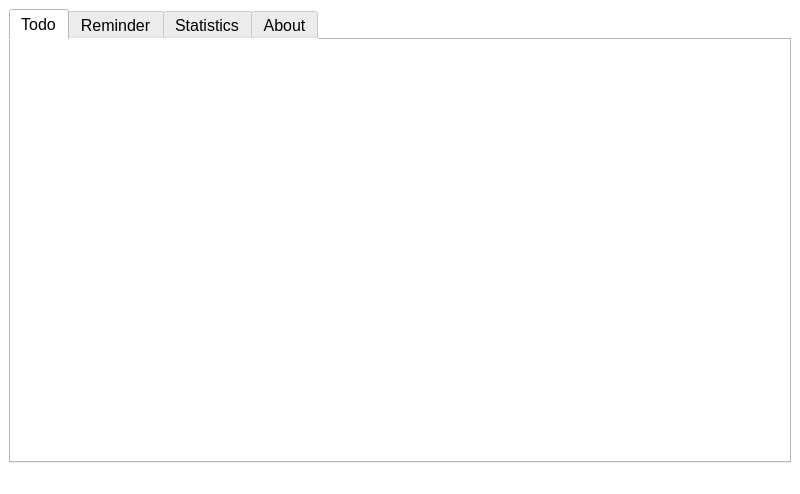
Above: MainWindow.ui from songquanpeng/time-master before the change. Below: the same form after it.
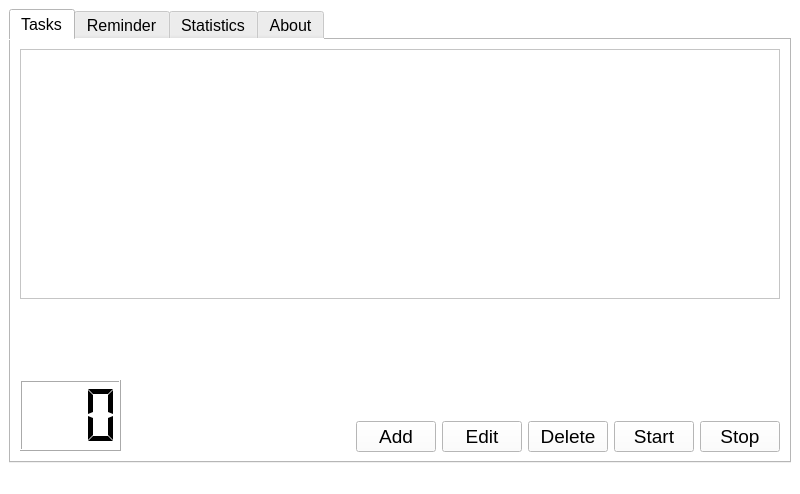
That is the form after the change. The open tabs and pages were chosen to show the change.

Commit message: :lipstick: update tab task's ui

Diff of the .ui file:
```diff
--- a/MainWindow.ui
+++ b/MainWindow.ui
@@ -43,8 +43,174 @@
       </property>
       <widget class="QWidget" name="tab_4">
        <attribute name="title">
-        <string>Todo</string>
+        <string>Tasks</string>
        </attribute>
+       <layout class="QVBoxLayout" name="verticalLayout_5">
+        <item>
+         <widget class="QTableView" name="tableView">
+          <property name="minimumSize">
+           <size>
+            <width>0</width>
+            <height>250</height>
+           </size>
+          </property>
+         </widget>
+        </item>
+        <item>
+         <spacer name="verticalSpacer_2">
+          <property name="orientation">
+           <enum>Qt::Vertical</enum>
+          </property>
+          <property name="sizeHint" stdset="0">
+           <size>
+            <width>20</width>
+            <height>28</height>
+           </size>
+          </property>
+         </spacer>
+        </item>
+        <item>
+         <layout class="QHBoxLayout" name="horizontalLayout_5">
+          <item>
+           <widget class="QLCDNumber" name="lcdNumber">
+            <property name="minimumSize">
+             <size>
+              <width>101</width>
+              <height>71</height>
+             </size>
+            </property>
+            <property name="maximumSize">
+             <size>
+              <width>101</width>
+              <height>71</height>
+             </size>
+            </property>
+            <property name="smallDecimalPoint">
+             <bool>false</bool>
+            </property>
+            <property name="digitCount">
+             <number>3</number>
+            </property>
+            <property name="segmentStyle">
+             <enum>QLCDNumber::Flat</enum>
+            </property>
+            <property name="value" stdset="0">
+             <double>0.000000000000000</double>
+            </property>
+           </widget>
+          </item>
+          <item>
+           <spacer name="horizontalSpacer_2">
+            <property name="orientation">
+             <enum>Qt::Horizontal</enum>
+            </property>
+            <property name="sizeHint" stdset="0">
+             <size>
+              <width>149</width>
+              <height>20</height>
+             </size>
+            </property>
+           </spacer>
+          </item>
+          <item>
+           <layout class="QVBoxLayout" name="verticalLayout_4">
+            <item>
+             <spacer name="verticalSpacer">
+              <property name="orientation">
+               <enum>Qt::Vertical</enum>
+              </property>
+              <property name="sizeHint" stdset="0">
+               <size>
+                <width>20</width>
+                <height>18</height>
+               </size>
+              </property>
+             </spacer>
+            </item>
+            <item>
+             <layout class="QHBoxLayout" name="horizontalLayout_4">
+              <item>
+               <widget class="QPushButton" name="addTaskBtn">
+                <property name="font">
+                 <font>
+                  <family>Segoe UI</family>
+                  <pointsize>14</pointsize>
+                  <weight>50</weight>
+                  <bold>false</bold>
+                 </font>
+                </property>
+                <property name="text">
+                 <string>Add</string>
+                </property>
+               </widget>
+              </item>
+              <item>
+               <widget class="QPushButton" name="editTaskBtn">
+                <property name="font">
+                 <font>
+                  <family>Segoe UI</family>
+                  <pointsize>14</pointsize>
+                  <weight>50</weight>
+                  <bold>false</bold>
+                 </font>
+                </property>
+                <property name="text">
+                 <string>Edit</string>
+                </property>
+               </widget>
+              </item>
+              <item>
+               <widget class="QPushButton" name="deleteTaskBtn">
+                <property name="font">
+                 <font>
+                  <family>Segoe UI</family>
+                  <pointsize>14</pointsize>
+                  <weight>50</weight>
+                  <bold>false</bold>
+                 </font>
+                </property>
+                <property name="text">
+                 <string>Delete</string>
+                </property>
+               </widget>
+              </item>
+              <item>
+               <widget class="QPushButton" name="startCountDownBtn">
+                <property name="font">
+                 <font>
+                  <family>Segoe UI</family>
+                  <pointsize>14</pointsize>
+                  <weight>50</weight>
+                  <bold>false</bold>
+                 </font>
+                </property>
+                <property name="text">
+                 <string>Start</string>
+                </property>
+               </widget>
+              </item>
+              <item>
+               <widget class="QPushButton" name="stopCountDownBtn">
+                <property name="font">
+                 <font>
+                  <family>Segoe UI</family>
+                  <pointsize>14</pointsize>
+                  <weight>50</weight>
+                  <bold>false</bold>
+                 </font>
+                </property>
+                <property name="text">
+                 <string>Stop</string>
+                </property>
+               </widget>
+              </item>
+             </layout>
+            </item>
+           </layout>
+          </item>
+         </layout>
+        </item>
+       </layout>
       </widget>
       <widget class="QWidget" name="tab">
        <attribute name="title">
```
Left out of the diff: 8 changed lines with no effect on the pictures.
